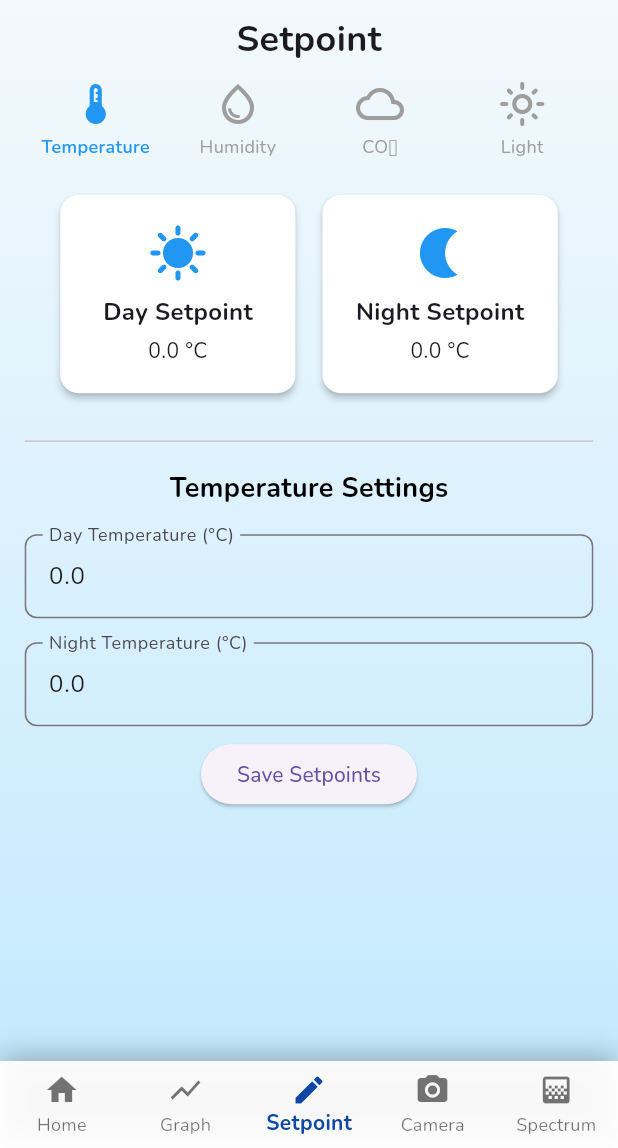
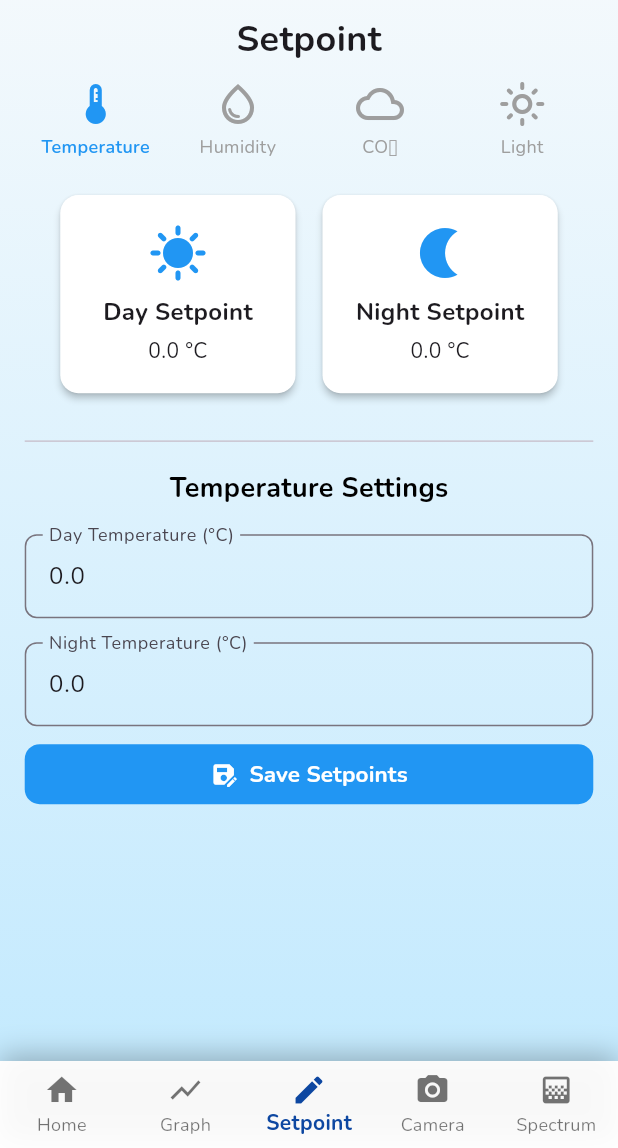
Before and after one commit to davendarmawan/sgc_app, a Flutter app: the screen it shows after launch, item 3 of the bottom bar chosen, on a phone screen of 412 x 824 dp, the part 88-1236 px from its top. Run offline on Flutter 3.47's test engine with Material 3 defaults, Android fonts, the phone set to English and light mode, and no system bars; our stand-ins replace dropdown_button2, fl_chart, google_fonts.

Commit message:
Add settings and notifications

```diff
--- a/lib/setpoint.dart
+++ b/lib/setpoint.dart
@@ -1,6 +1,8 @@
 import 'package:flutter/material.dart';
 import 'variables.dart'; // Import the variables file
 import 'package:dropdown_button2/dropdown_button2.dart';
+import 'settings.dart';
+import 'notifications.dart';
 
 class SetpointPage extends StatefulWidget {
   const SetpointPage({super.key});
@@ -509,7 +511,19 @@ class SetpointPageState extends State<SetpointPage> {
                       const SizedBox(height: 10),
                     ],
 
-                    ElevatedButton(
+                    SizedBox(
+                      width:
+                          MediaQuery.of(
+                            context,
+                          ).size.width, // Set the width to the screen's width
+                      child: FilledButton(
+                        style: FilledButton.styleFrom(
+                          backgroundColor: Colors.blue,
+                          foregroundColor: Colors.white,
+                          shape: RoundedRectangleBorder(
+                            borderRadius: BorderRadius.circular(10),
+                          ),
+                        ),
                         onPressed: () {
                           if (selectedParameter == 'Temperature') {
                             _saveTemperatureSetpoints();
@@ -521,7 +535,28 @@ class SetpointPageState extends State<SetpointPage> {
                             _saveLightSetpoints();
                           }
                         },
-                      child: const Text("Save Setpoints"),
+                        child: Row(
+                          mainAxisSize:
+                              MainAxisSize
+                                  .min, // Ensure the row only takes as much space as needed
+                          children: const [
+                            Icon(
+                              Icons.save_as,
+                              color: Colors.white,
+                            ), // Save icon on the left
+                            SizedBox(
+                              width: 8,
+                            ), // Add some space between the icon and text
+                            Text(
+                              "Save Setpoints",
+                              style: TextStyle(
+                                fontSize: 15,
+                                fontWeight: FontWeight.bold,
+                              ),
+                            ),
+                          ],
+                        ),
+                      ),
                     ),
 
                     const SizedBox(height: 20),
@@ -867,7 +902,21 @@ class _HoverCircleIconState extends State<HoverCircleIcon> {
   @override
   Widget build(BuildContext context) {
     return InkWell(
-      onTap: () {},
+      onTap: () {
+        if (widget.iconData == Icons.settings) {
+          // Navigate to Settings page
+          Navigator.push(
+            context,
+            MaterialPageRoute(builder: (context) => const SettingsPage()),
+          );
+        } else if (widget.iconData == Icons.notifications_none) {
+          // Navigate to Notifications page
+          Navigator.push(
+            context,
+            MaterialPageRoute(builder: (context) => const NotificationsPage()),
+          );
+        }
+      },
       borderRadius: BorderRadius.circular(50),
       splashColor: const Color.fromRGBO(0, 123, 255, 0.2),
       highlightColor: const Color.fromRGBO(0, 123, 255, 0.1),
```
Also changed, not shown: lib/camera.dart (+17 -1 lines), lib/graph.dart (+17 -1 lines), lib/home.dart (+17 -1 lines), lib/notifications.dart (added, +13 -0 lines), lib/settings.dart (added, +13 -0 lines), lib/spectrum.dart (+17 -1 lines). Lines whose indentation alone changed are shown as unchanged.
